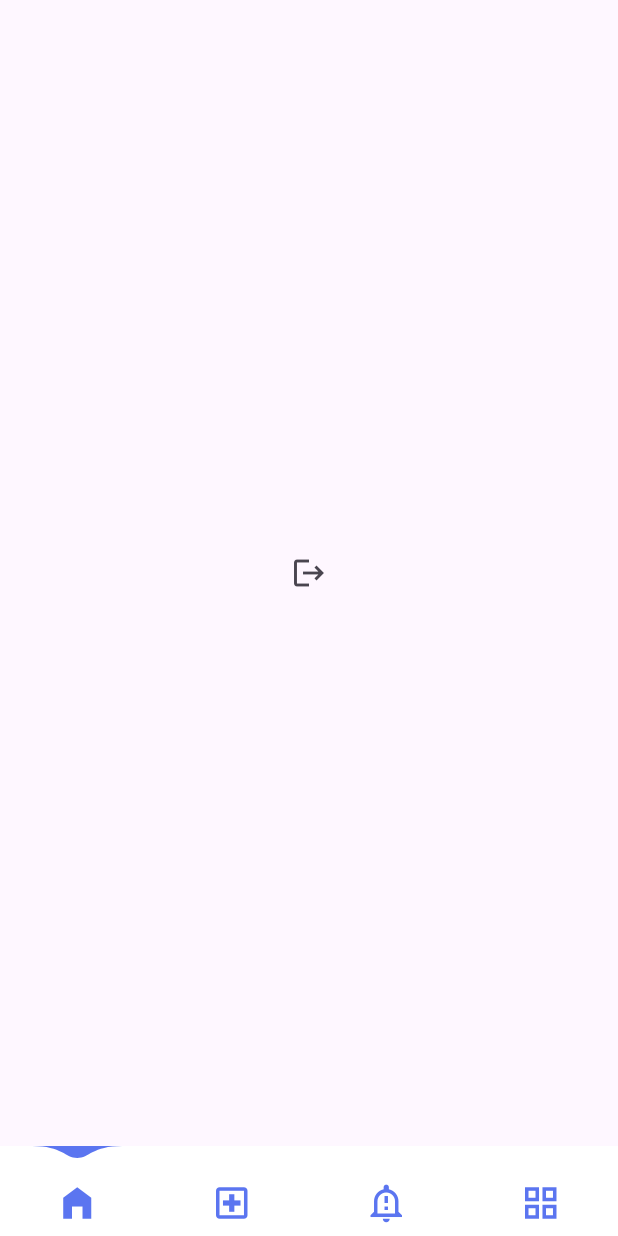
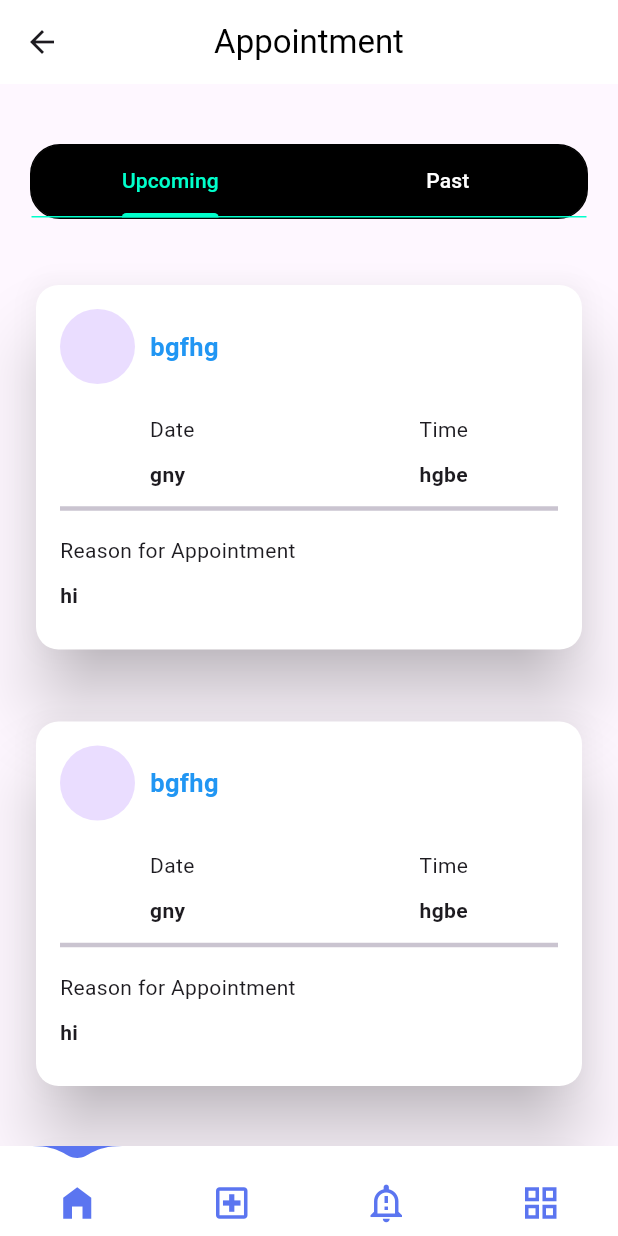
Before and after one commit to febinnoufa/teledoc-doctor, a Flutter app: the BotomNavigationBar screen opened directly, swiped to page 3, on a phone screen of 412 x 824 dp. Run offline on Flutter 3.47's test engine with Material 3 defaults, Android fonts, the phone set to English and light mode, and no system bars; drawn by our look-alikes of water_drop_nav_bar; our stand-ins replace cloud_firestore, firebase_auth, firebase_core, firebase_storage, get, image_picker and 1 more; accounts and stored records are empty; network calls fail.

Commit message:
i need to add appointment session

```diff
--- a/lib/controllers/application/application_controller.dart
+++ b/lib/controllers/application/application_controller.dart
@@ -30,6 +30,7 @@ class ApplicationController extends GetxController {
   var downloadUrl = "".obs;
   var downloadexperianseUrl = "".obs;
   var downloadlicenseUrl = "".obs;
+  var loading = false.obs;
 
   Future<void> getImage(image) async {
     final pickedImage =
@@ -40,12 +41,14 @@ class ApplicationController extends GetxController {
 
   Future<String?> uploadImage(File image) async {
     try {
+      loading.value = true;
       String fileName = basename(image.path);
       Reference firebaseStorageRef =
           FirebaseStorage.instance.ref().child('uploads/$fileName');
       UploadTask uploadTask = firebaseStorageRef.putFile(image);
       TaskSnapshot taskSnapshot = await uploadTask.whenComplete(() => {});
       String downloadUrl = await taskSnapshot.ref.getDownloadURL();
+      loading.value = false;
 
       return downloadUrl;
     } catch (e) {
--- a/lib/controllers/doctor/doc_controller.dart
+++ b/lib/controllers/doctor/doc_controller.dart
@@ -1,4 +1,4 @@
-import 'package:deledocdoctor/controllers/time/model_doc.dart';
+import 'package:deledocdoctor/models/model_doc.dart';
 import 'package:get/get.dart';
 import 'package:cloud_firestore/cloud_firestore.dart';
 import 'package:firebase_auth/firebase_auth.dart';
--- a/lib/main.dart
+++ b/lib/main.dart
@@ -2,10 +2,11 @@ import 'package:deledocdoctor/firebase_options.dart';
 import 'package:deledocdoctor/controllers/application/application_controller.dart';
 import 'package:deledocdoctor/views/screens/splash_screen/splash.dart';
 import 'package:flutter/material.dart';
+// ignore: depend_on_referenced_packages
 import 'package:firebase_core/firebase_core.dart';
 import 'package:get/get.dart';
 
-import 'firebase_options.dart';
+
 
 void main() async {
   WidgetsFlutterBinding.ensureInitialized();
--- /dev/null
+++ b/lib/models/appointment.dart
@@ -0,0 +1,38 @@
+class Appointment {
+  final String appointmentId;
+  final String patientName;
+  final String contactNumber;
+  final String reasonForAppointment;
+  final String userId;
+  final String doctorId;
+  final DateTime createdAt;
+  final String date;
+  final String time;
+
+  Appointment({
+    required this.appointmentId,
+    required this.patientName,
+    required this.contactNumber,
+    required this.reasonForAppointment,
+    required this.userId,
+    required this.doctorId,
+    required this.createdAt,
+    required this.date,
+    required this.time,
+  });
+
+  factory Appointment.fromFirestore( doc) {
+    Map data = doc.data() as Map;
+    return Appointment(
+      appointmentId: data['appoimnet_id'] ?? '',
+      patientName: data['patient_name'] ?? '',
+      contactNumber: data['contact_number'] ?? '',
+      reasonForAppointment: data['reason_for_appointment'] ?? '',
+      userId: data['user'] ?? '',
+      doctorId: data['docter'] ?? '',
+      createdAt: (data['created_at'] ).toDate(),
+      date: data['date'] ?? '',
+      time: data['time'] ?? '',
+    );
+  }
+}
--- /dev/null
+++ b/lib/views/screens/appointment/myappointment.dart
@@ -0,0 +1,63 @@
+import 'package:deledocdoctor/const/const.dart';
+import 'package:deledocdoctor/views/widgets/appointment/appointment.dart';
+import 'package:flutter/material.dart';
+
+class MyAppointment extends StatelessWidget {
+  const MyAppointment({super.key});
+
+  @override
+  Widget build(BuildContext context) {
+    return DefaultTabController(
+      length: 2,
+      child: SafeArea(
+        child: Scaffold(
+          appBar: AppBar(
+            centerTitle: true,
+            elevation: 0,
+            backgroundColor: Colors.white,
+            title: const Text("Appointment",style: TextStyle(color: Colors.black),),
+          ),
+          body: Column(
+            children: [
+             const SizedBox(height: 20,),
+              Padding(
+                padding: const EdgeInsets.all(20.0),
+                child: Container(
+
+                  decoration: BoxDecoration(
+                     color: Colors.black,
+                    border: Border.all(),
+                    borderRadius: BorderRadius.circular(20)
+                  ),
+                  // Set the background color if needed
+                  child:  TabBar(
+
+                    dividerColor: greenColor,
+                    indicatorColor: greenColor,
+                    unselectedLabelColor: Colors.white,
+                    labelColor: greenColor,
+                    tabs: [
+                      const Tab(text: 'Upcoming'),
+                      const Tab(text: 'Past'),
+                     // Tab(text: 'Cancelled'),
+                    ],
+                  ),
+                ),
+              ),
+              const Expanded(
+                child: TabBarView(
+                  children: [
+                    UpcomingAppointment(),
+                  //  Center(child: Text('Upcoming Appointments')),
+                    Center(child: Text('Past Appointments')),
+                //    Center(child: Text('Cancelled Appointments')),
+                  ],
+                ),
+              ),
+            ],
+          ),
+        ),
+      ),
+    );
+  }
+}
--- a/lib/views/widgets/Time/button_time_stedule.dart
+++ b/lib/views/widgets/Time/button_time_stedule.dart
@@ -50,7 +50,7 @@ class TimeScheduleButtonWidget extends StatelessWidget {
             final startTime = timeController.startTime.value!.format(context);
             final endTime = timeController.endTime.value!.format(context);
 
-          //  displayController.addSchedule(selectedDate, startTime, endTime);
+            displayController.doctorsheduleadd(selectedDate, startTime, endTime);
             displayController.scheduleAdd(selectedDate, startTime, endTime);
 
             calendarController.selectedDay.value = null;
--- /dev/null
+++ b/lib/views/widgets/appointment/appointment.dart
@@ -0,0 +1,155 @@
+import 'package:flutter/foundation.dart';
+import 'package:flutter/material.dart';
+
+class UpcomingAppointment extends StatelessWidget {
+  const UpcomingAppointment({super.key});
+
+  @override
+  Widget build(BuildContext context) {
+    return Scaffold(
+      // appBar: AppBar(
+      //   title: const Text('Upcoming Appointments'),
+      //   backgroundColor: Colors.green,
+      // ),
+      body: ListView.builder(
+        itemCount: 10, // Replace with the actual number of items
+        itemBuilder: (context, index) {
+          return Padding(
+            padding: const EdgeInsets.all(20.0),
+            child: Card(
+              elevation: 20,
+              color: Colors.white,
+              shape: RoundedRectangleBorder(
+                borderRadius: BorderRadius.circular(15),
+              ),
+              child: const Padding(
+                padding: EdgeInsets.all(16.0),
+                child: Column(
+                  crossAxisAlignment: CrossAxisAlignment.start,
+                  children: [
+                    Row(
+                      mainAxisAlignment: MainAxisAlignment.start,
+                      children: [
+                        CircleAvatar(
+                          radius: 25,
+                        ),
+                        SizedBox(width: 10,),
+                        Text(
+                          "bgfhg",
+                          //"Dr ${widget.doctorName}",
+                          style: TextStyle(
+                              color: Colors.blue,
+                              fontSize: 17,
+                              fontWeight: FontWeight.bold),
+                        ),
+                        // Text(
+                        //  // _formatDuration(_timeRemaining),
+                        //   style: const TextStyle(
+                        //     color: Colors.red,
+                        //     fontWeight: FontWeight.bold,
+                        //   ),
+                        // ),
+                      ],
+                    ),
+                    SizedBox(
+                      height: 20,
+                    ),
+                    Row(
+                      mainAxisAlignment: MainAxisAlignment.spaceEvenly,
+                      children: [
+                        Column(
+                          crossAxisAlignment: CrossAxisAlignment.start,
+                          children: [
+                            Text("Date"),
+                            SizedBox(
+                              height: 10,
+                            ),
+                            Text("gny",
+                                //widget.appointment['date'] ?? 'N/A',
+                                style: TextStyle(fontWeight: FontWeight.bold))
+                          ],
+                        ),
+                        SizedBox(
+                          width: 30,
+                        ),
+                        Column(
+                          crossAxisAlignment: CrossAxisAlignment.start,
+                          children: [
+                            Text("Time"),
+                            SizedBox(
+                              height: 10,
+                            ),
+                            Text("hgbe",
+                                //widget.appointment['time'] ?? 'N/A',
+                                style: TextStyle(fontWeight: FontWeight.bold))
+                          ],
+                        ),
+                        // SizedBox(
+                        //   width: 35,
+                        // ),
+                        // Column(
+                        //   crossAxisAlignment: CrossAxisAlignment.start,
+                        //   children: [
+                        //     Text("Category"),
+                        //     SizedBox(
+                        //       height: 10,
+                        //     ),
+                        //     Text("hyuhbn",
+                        //         //widget.specialty,
+                        //         style: TextStyle(fontWeight: FontWeight.bold))
+                        //   ],
+                        // ),
+                      ],
+                    ),
+                    SizedBox(
+                      height: 5,
+                    ),
+                    Divider(
+                      thickness: 3,
+                    ),
+                    SizedBox(height: 10),
+                    Row(
+                      mainAxisAlignment: MainAxisAlignment.spaceBetween,
+                      children: [
+                        Column(
+                          crossAxisAlignment: CrossAxisAlignment.start,
+                          children: [
+                            Text("Reason for Appointment"),
+                            SizedBox(
+                              height: 10,
+                            ),
+                            Text(
+                              "hi",
+                              //    widget.appointment['reason_for_appointment'] ?? 'N/A',
+                              style: TextStyle(fontWeight: FontWeight.bold),
+                            )
+                          ],
+                        ),
+                        // ElevatedButton(
+                        //   onPressed: () {
+                        //     // cntr.deleteAppointmentDetails(
+                        //     //     widget.appointment['appoimnet_id'] ?? '');
+                        //   },
+                        //   style: ButtonStyle(
+                        //     backgroundColor:
+                        //         MaterialStateProperty.all<Color>(Colors.red),
+                        //     fixedSize: MaterialStateProperty.all<Size>(
+                        //       const Size(
+                        //           100, 20), // Adjust the width and height here
+                        //     ),
+                        //   ),
+                        //   child: const Text("Cancel"),
+                        // )
+                      ],
+                    ),
+                    SizedBox(height: 10),
+                  ],
+                ),
+              ),
+            ),
+          );
+        },
+      ),
+    );
+  }
+}
--- a/lib/views/widgets/bottomNav/bottom_nav_widget.dart
+++ b/lib/views/widgets/bottomNav/bottom_nav_widget.dart
@@ -1,4 +1,6 @@
 import 'package:deledocdoctor/views/screens/Home/home.dart';
+import 'package:deledocdoctor/views/screens/Home/home_screen.dart';
+import 'package:deledocdoctor/views/screens/appointment/myappointment.dart';
 import 'package:deledocdoctor/views/screens/profile/profile_screen.dart';
 import 'package:deledocdoctor/views/screens/Time/time_schedule_screen.dart';
 
@@ -38,14 +40,15 @@ class _MyHomePageState extends State<BotomNavigationBar> {
             physics: const NeverScrollableScrollPhysics(),
             controller: pageController,
             children: <Widget>[
-              Container(
-                alignment: Alignment.center,
-                child: const Icon(
-                  Icons.favorite_rounded,
-                  size: 56,
-                  color: Color.fromARGB(255, 35, 10, 10),
-                ),
-              ),
+              HomeScreen(),
+              // Container(
+              //   alignment: Alignment.center,
+              //   child: const Icon(
+              //     Icons.favorite_rounded,
+              //     size: 56,
+              //     color: Color.fromARGB(255, 35, 10, 10),
+              //   ),
+              // ),
               // Container(
               //   alignment: Alignment.center,
               //   child: Icon(
@@ -55,7 +58,8 @@ class _MyHomePageState extends State<BotomNavigationBar> {
               //   ),
               // ),
               TimeSchedulingScreen(),
-              DoctorHomeScreen(),
+              MyAppointment(),
+             // DoctorHomeScreen(),
               DoctorDetailsPage(),
             ],
           ),
```
Also changed, not shown: lib/controllers/time/displaycontroller.dart (+63 -11 lines), lib/views/screens/Home/home_screen.dart (added, +29 -0 lines), lib/views/screens/Home/next_patiend.dart (added, +104 -0 lines), lib/views/screens/Time/time_schedule_screen.dart (+6 -2 lines), lib/views/widgets/Time/scheduled_items.dart (+17 -5 lines), lib/views/widgets/application/application_forms.dart (+29 -17 lines), lib/views/widgets/application/details_foms_widget.dart (+16 -13 lines), lib/views/widgets/home/intro_desing.dart (added, +92 -0 lines), lib/controllers/appointments/appointment_controller.dart (added), lib/models/model_doc.dart (renamed from lib/controllers/time/model_doc.dart).
